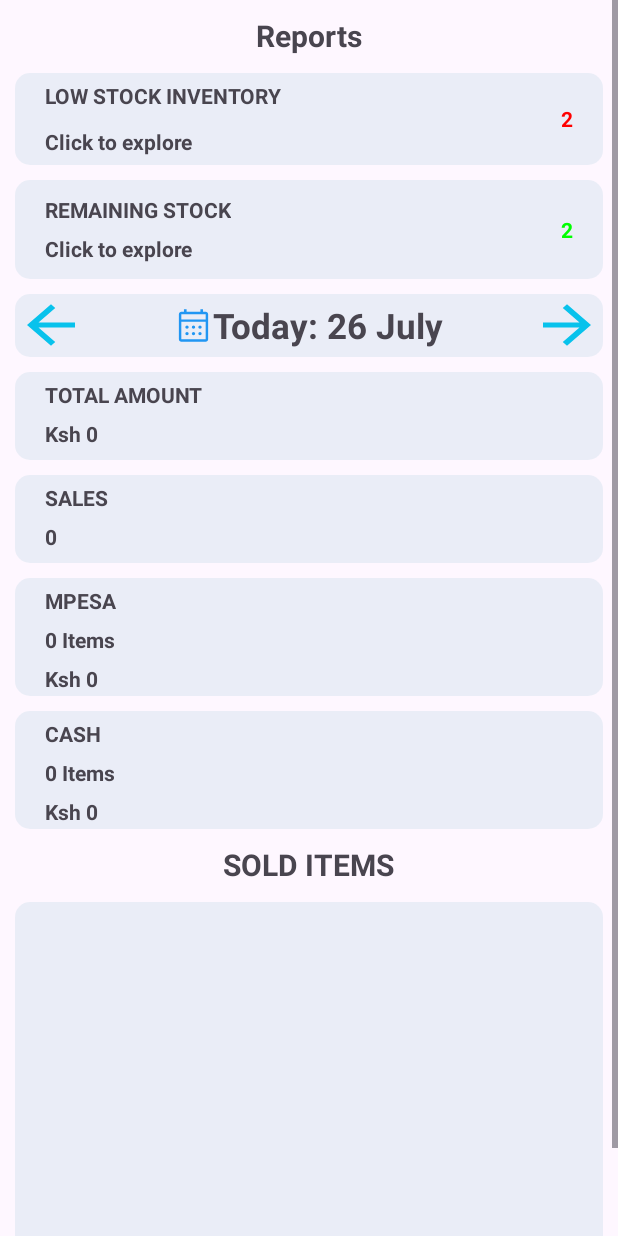
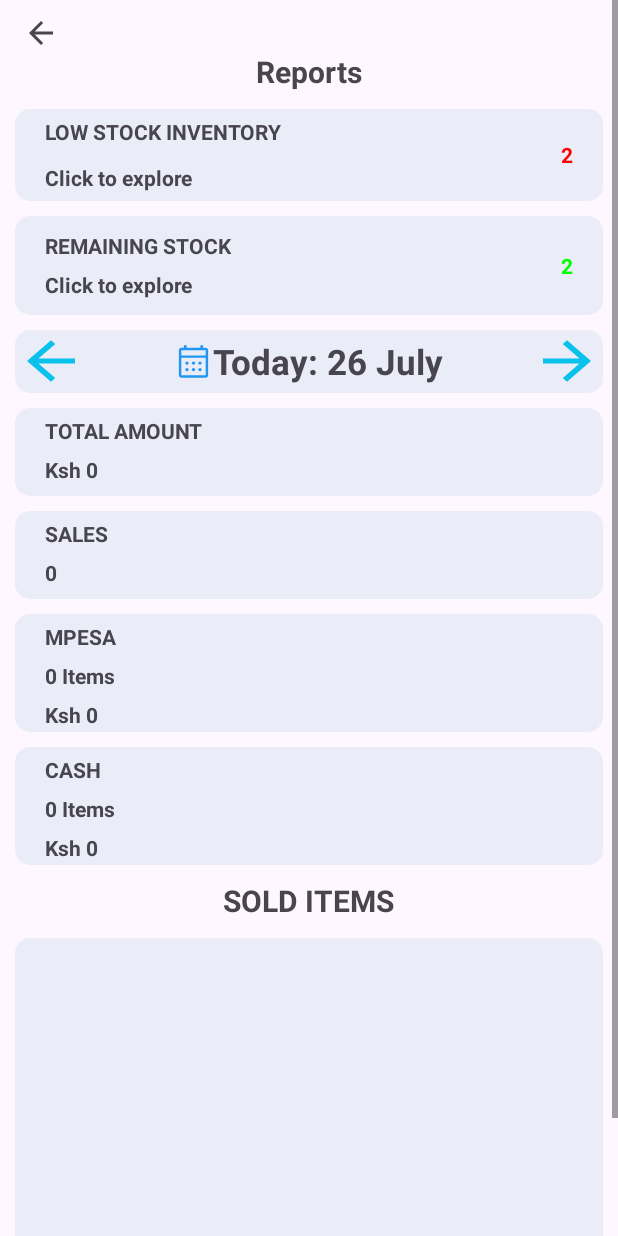
Before and after one commit to JaphethNalami/Smart_Sales_Tracker, an Android app: the Reports screen opened directly, with no data from a screen before it, on a phone screen of 412 x 824 dp. Run offline under Robolectric (Android 15) with nearby library versions, the phone set to English and light mode, and no system bars; our stand-ins replace Firebase (no records; nobody signed in at launch, a user with empty details on screens opened directly).

Commit message:
Twenty-sixth commit with change reports page.

```diff
--- a/app/src/main/java/com/example/smartsalestracker/Reports.java
+++ b/app/src/main/java/com/example/smartsalestracker/Reports.java
@@ -46,6 +46,7 @@ public class Reports extends AppCompatActivity {
     private ArrayAdapter<String> adapter;
     private ArrayList<String> orderList;
     private ArrayList<ReportClass> itemsArrayList;
+    ImageButton back;
 
 
     @Override
@@ -69,6 +70,7 @@ public class Reports extends AppCompatActivity {
         currentDay = findViewById(R.id.next_date);
         salesList = findViewById(R.id.listView);
         itemsArrayList = new ArrayList<>();
+        back = findViewById(R.id.back);
 
         //initialize the firebase
         db = FirebaseFirestore.getInstance();
@@ -83,6 +85,10 @@ public class Reports extends AppCompatActivity {
                 .setMessage("Please wait")
                 .create();
         dialog.show();
+
+        back.setOnClickListener(v -> {
+            finish();
+        });
 
         //get current date
         LocalDate currentDate = LocalDate.now();
--- a/app/src/main/res/layout/activity_reports.xml
+++ b/app/src/main/res/layout/activity_reports.xml
@@ -14,10 +14,19 @@
             android:orientation="vertical">
 
 
+            <ImageButton
+                android:layout_width="wrap_content"
+                android:layout_height="wrap_content"
+                android:layout_marginStart="15dp"
+                android:layout_marginTop="10dp"
+                android:background="@null"
+                android:src="@drawable/baseline_arrow_back_24"
+                android:id="@+id/back"
+                android:contentDescription="Back" />
+
             <TextView
                 android:layout_width="wrap_content"
                 android:layout_height="wrap_content"
-            android:layout_marginTop="10dp"
                 android:layout_marginBottom="1dp"
                 android:text="@string/reports"
                 android:layout_gravity="center"
```
Lines whose indentation alone changed are shown as unchanged.
